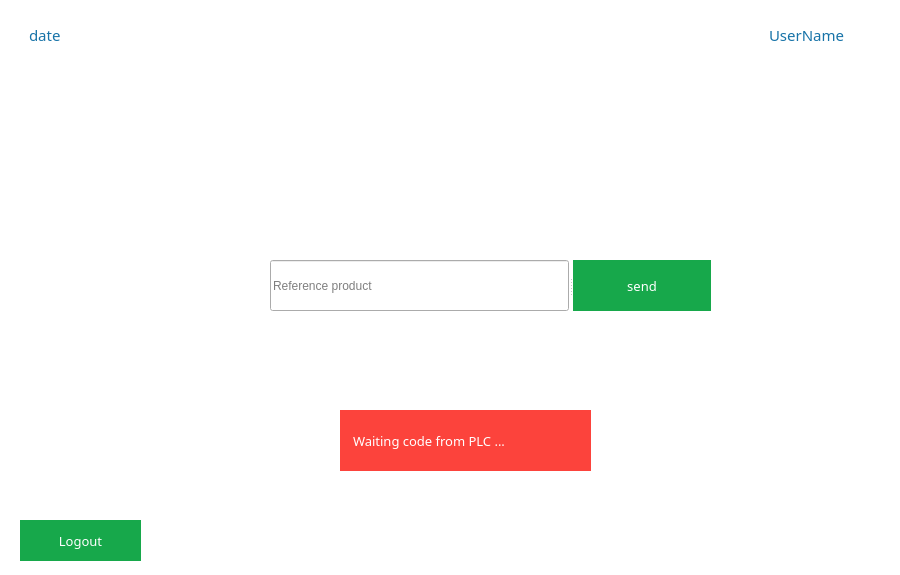
Old version of the form ui/user.ui in the repository HamzaMPSY/qt_app_mts.
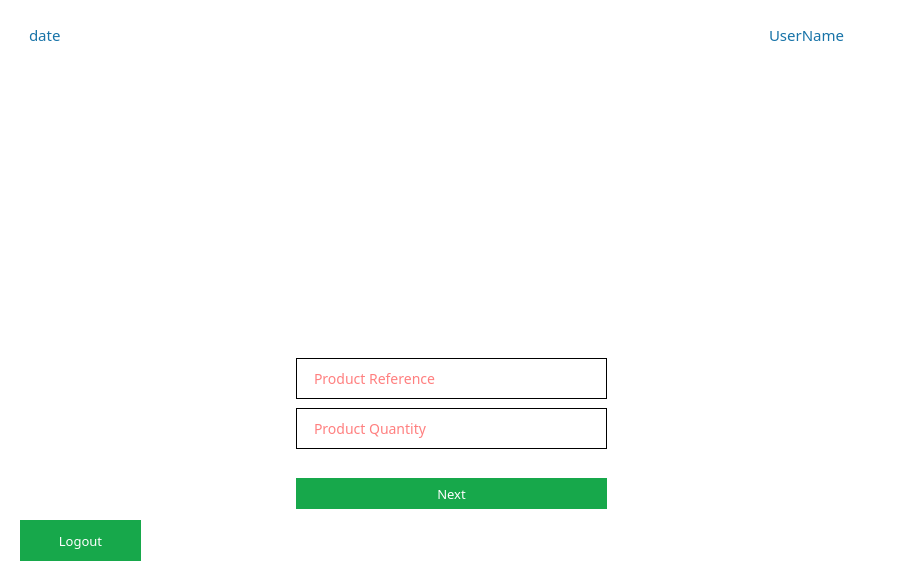
New version of the form. Icons and pictures are not drawn.

Diff of the .ui file:
```diff
--- a/ui/user.ui
+++ b/ui/user.ui
@@ -18,7 +18,7 @@
 background-color : #ffffff;
 }
 
-#btnSend {
+#btnNext {
   font-family: sans-serif;
   text-transform: uppercase;
   outline: 0;
@@ -40,16 +40,6 @@
   font-size: 13px;
 }
 
-#btnRv {
-	font: 10pt &quot;Segoe UI&quot;;
-  text-transform: uppercase;
-  outline: 0;
-  background: #fc433c;
-  border: 10px;
-  padding: 10px;
-  color: #FFFFFF;
-  font-size: 13px;
-}
 
 QLabel{
   font-family: sans-serif;
@@ -61,16 +51,38 @@
   color: #1773a8;
   font-size: 15px;
 }
+
+QLineEdit{
+  font-family:  sans-serif;
+  outline: 0;
+  width: 100%;
+  border: 1;
+border-style: solid;
+  padding-left: 15px;
+  font-size: 14px;
+  color: rgb(255, 0, 0);
+}
+QPushButton{
+  font-family: sans-serif;
+  text-transform: uppercase;
+  outline: 0;
+  background: #17a84b;
+  width: 100%;
+  border: 0;
+  padding: 0px;
+  color: #FFFFFF;
+  font-size: 12px;
+}
 </string>
   </property>
   <widget class="QWidget" name="centralwidget">
    <widget class="QLabel" name="label">
     <property name="geometry">
      <rect>
-      <x>370</x>
-      <y>50</y>
-      <width>141</width>
-      <height>151</height>
+      <x>248</x>
+      <y>29</y>
+      <width>411</width>
+      <height>311</height>
      </rect>
     </property>
     <property name="text">
@@ -80,45 +92,6 @@
      <pixmap>../assets/logo-scroll_resized.png</pixmap>
     </property>
    </widget>
-   <widget class="QLabel" name="btnRv">
-    <property name="geometry">
-     <rect>
-      <x>340</x>
-      <y>410</y>
-      <width>251</width>
-      <height>61</height>
-     </rect>
-    </property>
-    <property name="text">
-     <string>Waiting code from PLC ...</string>
-    </property>
-   </widget>
-   <widget class="QSplitter" name="splitter">
-    <property name="geometry">
-     <rect>
-      <x>270</x>
-      <y>260</y>
-      <width>441</width>
-      <height>51</height>
-     </rect>
-    </property>
-    <property name="orientation">
-     <enum>Qt::Horizontal</enum>
-    </property>
-    <widget class="QLineEdit" name="lineEdit">
-     <property name="styleSheet">
-      <string notr="true">font: 10pt &quot;MS Shell Dlg 2&quot;;</string>
-     </property>
-     <property name="placeholderText">
-      <string>Reference product</string>
-     </property>
-    </widget>
-    <widget class="QPushButton" name="btnSend">
-     <property name="text">
-      <string>send</string>
-     </property>
-    </widget>
-   </widget>
    <widget class="QLabel" name="usernameLabel">
     <property name="geometry">
      <rect>
@@ -164,6 +137,78 @@
      <string>date</string>
     </property>
    </widget>
+   <widget class="QLineEdit" name="QTxtQuan">
+    <property name="geometry">
+     <rect>
+      <x>296</x>
+      <y>408</y>
+      <width>311</width>
+      <height>41</height>
+     </rect>
+    </property>
+    <property name="font">
+     <font>
+      <family>sans-serif</family>
+      <pointsize>-1</pointsize>
+     </font>
+    </property>
+    <property name="toolTip">
+     <string/>
+    </property>
+    <property name="accessibleName">
+     <string/>
+    </property>
+    <property name="inputMethodHints">
+     <set>Qt::ImhPreferNumbers|Qt::ImhUppercaseOnly</set>
+    </property>
+    <property name="text">
+     <string/>
+    </property>
+    <property name="echoMode">
+     <enum>QLineEdit::Normal</enum>
+    </property>
+    <property name="placeholderText">
+     <string>Product Quantity</string>
+    </property>
+    <property name="cursorMoveStyle">
+     <enum>Qt::LogicalMoveStyle</enum>
+    </property>
+    <property name="clearButtonEnabled">
+     <bool>false</bool>
+    </property>
+   </widget>
+   <widget class="QPushButton" name="btnNext">
+    <property name="geometry">
+     <rect>
+      <x>296</x>
+      <y>478</y>
+      <width>311</width>
+      <height>31</height>
+     </rect>
+    </property>
+    <property name="text">
+     <string>Next</string>
+    </property>
+   </widget>
+   <widget class="QLineEdit" name="QTxtRef">
+    <property name="geometry">
+     <rect>
+      <x>296</x>
+      <y>358</y>
+      <width>311</width>
+      <height>41</height>
+     </rect>
+    </property>
+    <property name="font">
+     <font>
+      <family>sans-serif</family>
+      <pointsize>-1</pointsize>
+     </font>
+    </property>
+    <property name="placeholderText">
+     <string>Product Reference</string>
+    </property>
+   </widget>
   </widget>
  </widget>
  <resources/>
```
Left out of the diff: 5 changed lines with no effect on the pictures.
